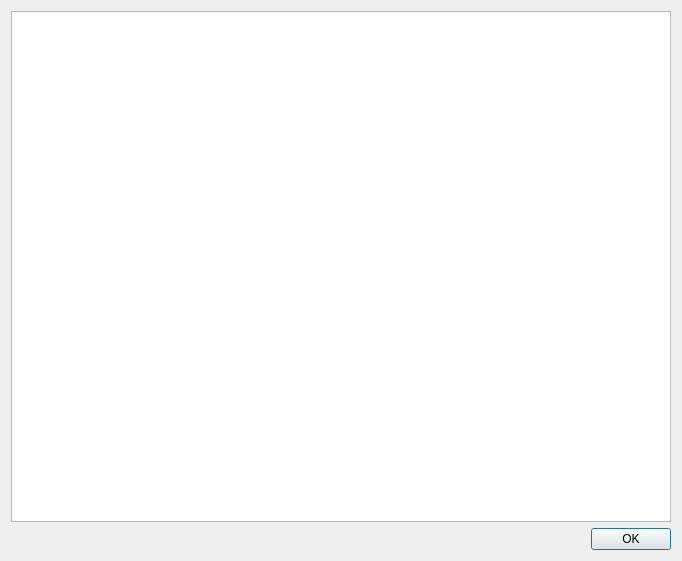
Old version of the form ComputreeGui/view/MainView/gineedhelpdialog.ui in the repository Chabam/computree-mirror.
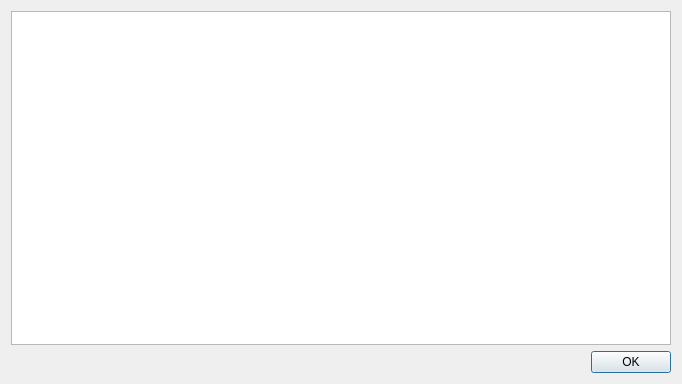
New version of the form. Icons and pictures are not drawn.

```diff
--- a/ComputreeGui/view/MainView/gineedhelpdialog.ui
+++ b/ComputreeGui/view/MainView/gineedhelpdialog.ui
@@ -7,7 +7,7 @@
     <x>0</x>
     <y>0</y>
     <width>682</width>
-    <height>561</height>
+    <height>384</height>
    </rect>
   </property>
   <property name="windowTitle">
```
